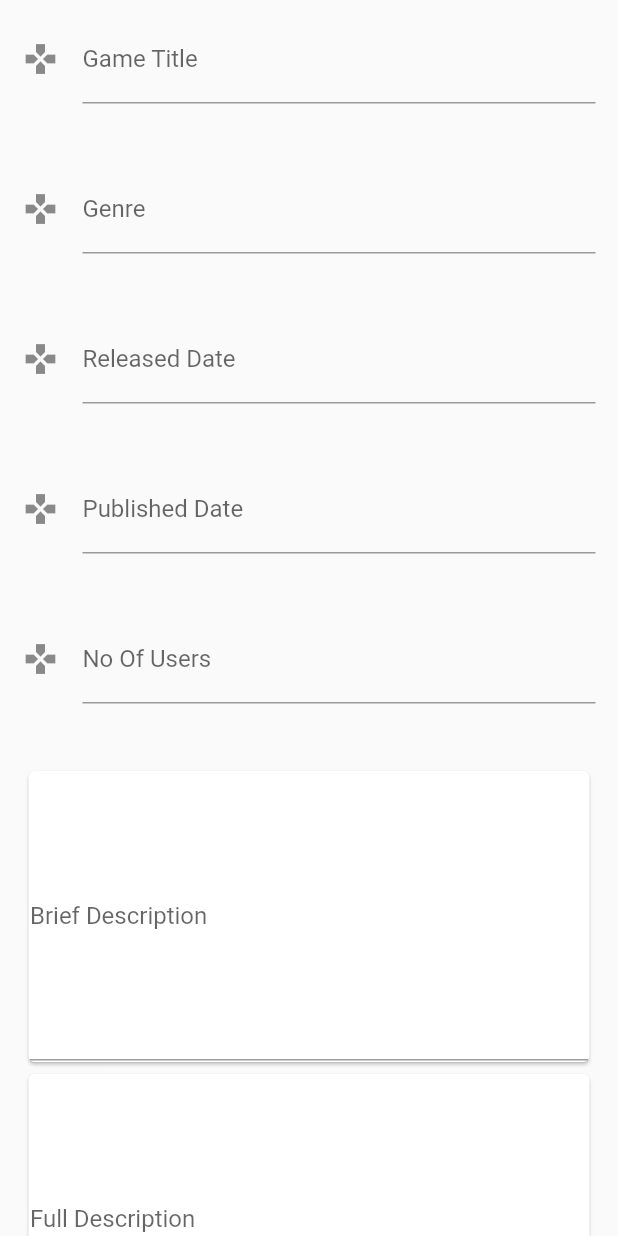
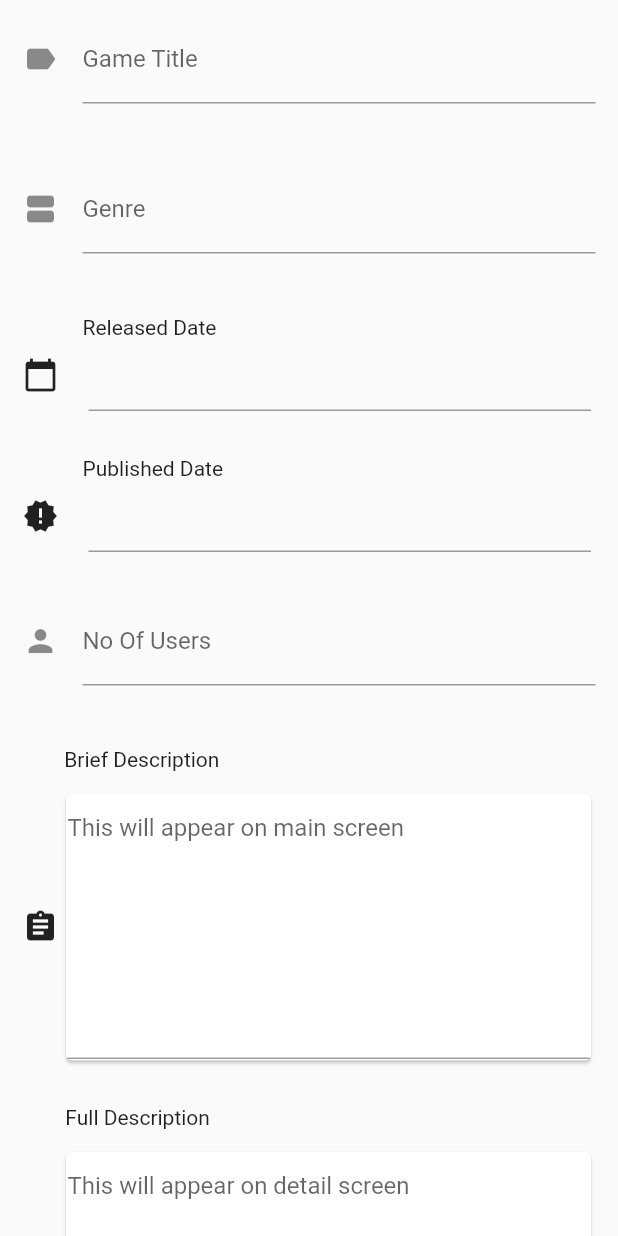
Before and after one commit to sathiraguruge/CTSE, a Flutter app: the AddGameForm widget shown alone on an empty page, opened directly, on a phone screen of 412 x 824 dp. Run offline on Flutter 3.47's test engine with Material 2 defaults, Android fonts, the phone set to English and light mode, and no system bars; drawn by our look-alikes of datetime_picker_formfield; our stand-ins replace cloud_firestore, connectivity; accounts and stored records are empty.

Commit message:
Input Widgets Added

```diff
--- a/igamer/igamer/lib/addGame.dart
+++ /dev/null
@@ -1,119 +0,0 @@
-import 'package:flutter/material.dart';
-import 'package:flutter/services.dart';
-import 'package:igamer/pageTitle.dart';
-
-void main() => runApp(AddGame());
-
-final title = 'Add Game Review';
-
-class AddGame extends StatelessWidget {
-  @override
-  Widget build(BuildContext context) {
-    return MaterialApp(
-      title: title,
-      home: Scaffold(
-        appBar: new CustomizedAppBar(title).getAppBar(),
-        body: AddGameForm(),
-      ),
-    );
-  }
-}
-
-// Create a Form widget.
-class AddGameForm extends StatefulWidget {
-  @override
-  AddGameFormState createState() {
-    return AddGameFormState();
-  }
-}
-
-// Create a corresponding State class.
-// This class holds data related to the form.
-class AddGameFormState extends State<AddGameForm> {
-  final _formKey = GlobalKey<FormState>();
-
-  Container getTextField(String labelText, String hintText) {
-    return (Container(
-      height: 100,
-      child: TextField(
-        decoration: InputDecoration(
-            labelText: labelText, hintText: hintText, icon: Icon(Icons.games)),
-      ),
-    ));
-  }
-
-  Container getNumberTextField(String labelText, String hintText) {
-    return (Container(
-      height: 100,
-      child: TextField(
-        decoration: InputDecoration(
-            labelText: labelText, hintText: hintText, icon: Icon(Icons.games)),
-        keyboardType: TextInputType.number,
-        inputFormatters: <TextInputFormatter>[
-          WhitelistingTextInputFormatter.digitsOnly
-        ],
-      ),
-    ));
-  }
-
-  Container getDropDown(String labelText, String hintText) {
-    return (Container(
-      height: 100,
-      child: TextField(
-        decoration: InputDecoration(
-            labelText: labelText, hintText: hintText, icon: Icon(Icons.games)),
-      ),
-    ));
-  }
-
-  Card getTextArea(String labelText, String hintText) {
-    return (Card(
-        color: Colors.white,
-        child: Padding(
-          padding: EdgeInsets.all(1.0),
-          child: TextField(
-            maxLines: 8,
-            decoration:
-                InputDecoration(hintText: hintText, labelText: labelText),
-          ),
-        )));
-  }
-
-  @override
-  Widget build(BuildContext context) {
-    return Form(
-      key: _formKey,
-      child: SingleChildScrollView(
-        padding: const EdgeInsets.only(left: 15, right: 15, top: 10),
-        child: Column(
-          crossAxisAlignment: CrossAxisAlignment.start,
-          children: <Widget>[
-            getTextField("Game Title", "Forza Horizon"),
-            getTextField("Genre", "Racing, Simulation, Automobile"),
-            getTextField("Released Date", "2 Oct, 2020"),
-            getTextField("Published Date", "2 Oct, 2020"),
-            getNumberTextField("No Of Users", "2"),
-            getTextArea("Brief Description", "This will appear on main screen"),
-            getTextArea(
-                "Full Description", "This will appear on detail screen"),
-            getTextField("ESRB Rating", "E"),
-            getTextField("Developer", "Playground Games"),
-            getTextField("User Score", "7.8"),
-            Padding(
-              padding: const EdgeInsets.symmetric(vertical: 16.0),
-              child: RaisedButton(
-                onPressed: () {
-                  if (_formKey.currentState.validate()) {
-                    Scaffold.of(context).showSnackBar(
-                        SnackBar(content: Text('Adding New Game Review')));
-                  }
-                },
-                child: Text('Submit'),
-              ),
-            ),
-          ],
-        ),
-      ),
-    );
-  }
-}
--- /dev/null
+++ b/igamer/igamer/lib/common_ui_widgets/alertBox.dart
@@ -0,0 +1,36 @@
+import 'package:flutter/material.dart';
+
+class AppAlertBox {
+  BuildContext context;
+  String title;
+  String message;
+  String buttonText;
+
+  AppAlertBox(this.context, this.title, this.message, this.buttonText);
+
+  showAlertDialog() {
+    Widget okButton = FlatButton(
+      child: Text(this.buttonText),
+      onPressed: () {
+        Navigator.pop(this.context);
+      },
+    );
+
+    // set up the AlertDialog
+    AlertDialog alert = AlertDialog(
+      title: Text(this.title),
+      content: Text(this.message),
+      actions: [
+        okButton,
+      ],
+    );
+
+    // show the dialog
+    showDialog(
+      context: this.context,
+      builder: (BuildContext context) {
+        return alert;
+      },
+    );
+  }
+}
--- a/igamer/igamer/lib/gameCard.dart
+++ b/igamer/igamer/lib/common_ui_widgets/gameCard.dart
@@ -1,5 +1,5 @@
 import 'package:flutter/material.dart';
-import 'gameRecord.dart';
+import '../database/gameRecord.dart';
 import 'gameDetail.dart';
 
 class GameCard extends StatelessWidget {
--- a/igamer/igamer/lib/gameDetail.dart
+++ b/igamer/igamer/lib/common_ui_widgets/gameDetail.dart
@@ -1,6 +1,6 @@
 import 'package:flutter/material.dart';
-import 'package:igamer/pageTitle.dart';
-import 'gameRecord.dart';
+import 'appBar.dart';
+import '../database/gameRecord.dart';
 
 void main() {
   runApp(GameDetailPage(null));
--- a/igamer/igamer/lib/gameRecord.dart
+++ b/igamer/igamer/lib/database/gameRecord.dart
@@ -14,6 +14,10 @@ class GameRecord {
   final String userScore;
   final String noOfUsers;
   final DocumentReference reference;
+
+  GameRecord(this.gameID, this.title, this.publishedDate, this.gameDescription,
+      this.imageLink, this.genre, this.developer, this.releaseDate,
+      this.fullDescription, this.esrbRating, this.userScore, this.noOfUsers, this.reference);
 
   GameRecord.fromMap(Map<String, dynamic> map, {this.reference})
       : assert(map['gameID'] != null),
--- /dev/null
+++ b/igamer/igamer/lib/screens/addGame.dart
@@ -0,0 +1,234 @@
+import 'package:flutter/material.dart';
+import 'package:flutter/services.dart';
+import '../common_ui_widgets/appBar.dart';
+import 'package:datetime_picker_formfield/datetime_picker_formfield.dart';
+import 'package:intl/intl.dart';
+
+void main() => runApp(AddGame());
+
+final title = 'Add Game Review';
+
+class AddGame extends StatelessWidget {
+  @override
+  Widget build(BuildContext context) {
+    return MaterialApp(
+      title: title,
+      home: Scaffold(
+        appBar: new CustomizedAppBar(title).getAppBar(),
+        body: AddGameForm(),
+      ),
+    );
+  }
+}
+
+// Create a Form widget.
+class AddGameForm extends StatefulWidget {
+  @override
+  AddGameFormState createState() {
+    return AddGameFormState();
+  }
+}
+
+class AddGameFormState extends State<AddGameForm> {
+  final _formKey = GlobalKey<FormState>();
+  List<DropdownMenuItem<String>> _dropDownMenuItems;
+  String _selectedESRBRating;
+
+  List _ratings = [
+    "RP - Rating Pending",
+    "EC - Early Childhood",
+    "E - Everyone",
+    "E10+ - Everyone 10+",
+    "T - Teen",
+    "M - Mature",
+    "AO - Adults Only"
+  ];
+
+  @override
+  void initState() {
+    _dropDownMenuItems = buildAndGetDropDownMenuItems(_ratings);
+    _selectedESRBRating = _dropDownMenuItems[0].value;
+    super.initState();
+  }
+
+  List<DropdownMenuItem<String>> buildAndGetDropDownMenuItems(List ratings) {
+    List<DropdownMenuItem<String>> items = List();
+    for (String rating in ratings) {
+      items.add(DropdownMenuItem(value: rating, child: Text(rating)));
+    }
+    return items;
+  }
+
+  Container getTextField(String labelText, String hintText, IconData icon) {
+    return (Container(
+      height: 100,
+      child: TextField(
+        decoration: InputDecoration(
+            labelText: labelText, hintText: hintText, icon: Icon(icon)),
+      ),
+    ));
+  }
+
+  Container getNumberTextField(
+      String labelText, String hintText, IconData icon) {
+    return (Container(
+      height: 100,
+      child: TextField(
+        decoration: InputDecoration(
+            labelText: labelText, hintText: hintText, icon: Icon(icon)),
+        keyboardType: TextInputType.number,
+        inputFormatters: <TextInputFormatter>[
+          WhitelistingTextInputFormatter.digitsOnly
+        ],
+      ),
+    ));
+  }
+
+  Container getTextArea(String labelText, String hintText, IconData icon) {
+    return (Container(
+      margin: const EdgeInsets.only(bottom: 30),
+        child: Column(
+      children: <Widget>[
+        Container(
+          alignment: Alignment(-.8, -1),
+          child: Text(labelText),
+          margin: const EdgeInsets.only(bottom: 15),
+        ),
+        Row(
+          children: <Widget>[
+            Container(
+              child: new Icon(icon),
+            ),
+            Container(
+              width: 355,
+              child: Card(
+                  color: Colors.white,
+                  margin: const EdgeInsets.only(left: 5),
+                  child: Padding(
+                    padding: EdgeInsets.all(1.0),
+                    child: TextField(
+                      maxLines: 8,
+                      decoration: InputDecoration(hintText: hintText),
+                    ),
+                  )),
+            )
+          ],
+        )
+      ],
+    )));
+  }
+
+  void changedDropDownItem(String selectedFruit) {
+    setState(() {
+      _selectedESRBRating = selectedFruit;
+    });
+  }
+
+  Container getDropDown(String label, IconData icon) {
+    return (Container(
+      margin: const EdgeInsets.only(bottom: 20),
+      child: Column(
+        children: <Widget>[
+          Container(
+            alignment: Alignment(-1, -1),
+            margin: const EdgeInsets.only(top: 30, bottom: 10, left: 35),
+            child: Text(label),
+          ),
+          Row(
+            children: <Widget>[
+              Container(
+                child: Icon(icon),
+              ),
+              Container(
+                width: 330,
+                margin: const EdgeInsets.only(left: 12),
+                child: DropdownButton(
+                  value: _selectedESRBRating,
+                  items: _dropDownMenuItems,
+                  onChanged: changedDropDownItem,
+                  isExpanded: true,
+                ),
+              )
+            ],
+          )
+        ],
+      ),
+    ));
+  }
+
+  Container getDatePicker(String label, IconData icon) {
+    final format = DateFormat("dd MMMM, yyyy");
+
+    return Container(
+      margin: const EdgeInsets.only(bottom: 30),
+      child: Column(children: <Widget>[
+        Container(
+          alignment: Alignment(-1, -1),
+          child: Text(label),
+          margin: const EdgeInsets.only(left: 40),
+        ),
+        Row(
+          children: <Widget>[
+            Container(
+              child: new Icon(icon),
+            ),
+            Container(
+              width: 335,
+              margin: const EdgeInsets.only(left: 20),
+              child: DateTimeField(
+                format: format,
+                onShowPicker: (context, currentValue) {
+                  return showDatePicker(
+                      context: context,
+                      firstDate: DateTime(1900),
+                      initialDate: currentValue ?? DateTime.now(),
+                      lastDate: DateTime(2100));
+                },
+              ),
+            )
+          ],
+        )
+      ]),
+    );
+  }
+
+  @override
+  Widget build(BuildContext context) {
+    return Form(
+      key: _formKey,
+      child: SingleChildScrollView(
+        padding: const EdgeInsets.only(left: 15, right: 15, top: 10),
+        child: Column(
+          crossAxisAlignment: CrossAxisAlignment.start,
+          children: <Widget>[
+            getTextField("Game Title", "Forza Horizon", Icons.label),
+            getTextField(
+                "Genre", "Racing, Simulation, Automobile", Icons.view_agenda),
+            getDatePicker("Released Date", Icons.calendar_today),
+            getDatePicker("Published Date", Icons.new_releases),
+            getNumberTextField("No Of Users", "2", Icons.person),
+            getTextArea("Brief Description", "This will appear on main screen",
+                Icons.assignment),
+            getTextArea("Full Description", "This will appear on detail screen",
+                Icons.videogame_asset),
+            getDropDown("ESRB Rating", Icons.rate_review),
+            getTextField("Developer", "Playground Games", Icons.build),
+            getTextField("User Score", "7.8", Icons.score),
+            Padding(
+              padding: const EdgeInsets.symmetric(vertical: 16.0),
+              child: RaisedButton(
+                onPressed: () {
+                  if (_formKey.currentState.validate()) {
+                    Scaffold.of(context).showSnackBar(
+                        SnackBar(content: Text('Adding New Game Review')));
+                  }
+                },
+                child: Text('Submit'),
+              ),
+            ),
+          ],
+        ),
+      ),
+    );
+  }
+}
--- a/igamer/igamer/pubspec.yaml
+++ b/igamer/igamer/pubspec.yaml
@@ -20,6 +20,8 @@ dependencies:
   flutter:
     sdk: flutter
   cloud_firestore: ^0.13.0+1
+  connectivity: ^0.4.2
+  datetime_picker_formfield: ^1.0.0
 
   # The following adds the Cupertino Icons font to your application.
   # Use with the CupertinoIcons class for iOS style icons.
```
Also changed, not shown: igamer/igamer/lib/database/crud.dart (added, +29 -0 lines), igamer/igamer/lib/game.dart (deleted, +0 -19 lines), igamer/igamer/lib/gameList.dart (deleted, +0 -80 lines), igamer/igamer/lib/screens/main.dart (renamed from igamer/igamer/lib/main.dart, +19 -6 lines), igamer/igamer/lib/common_ui_widgets/appBar.dart (renamed from igamer/igamer/lib/pageTitle.dart), igamer/igamer/lib/common_ui_widgets/drawer.dart (renamed from igamer/igamer/lib/drawer.dart), igamer/igamer/pubspec.lock, 1 other file.
